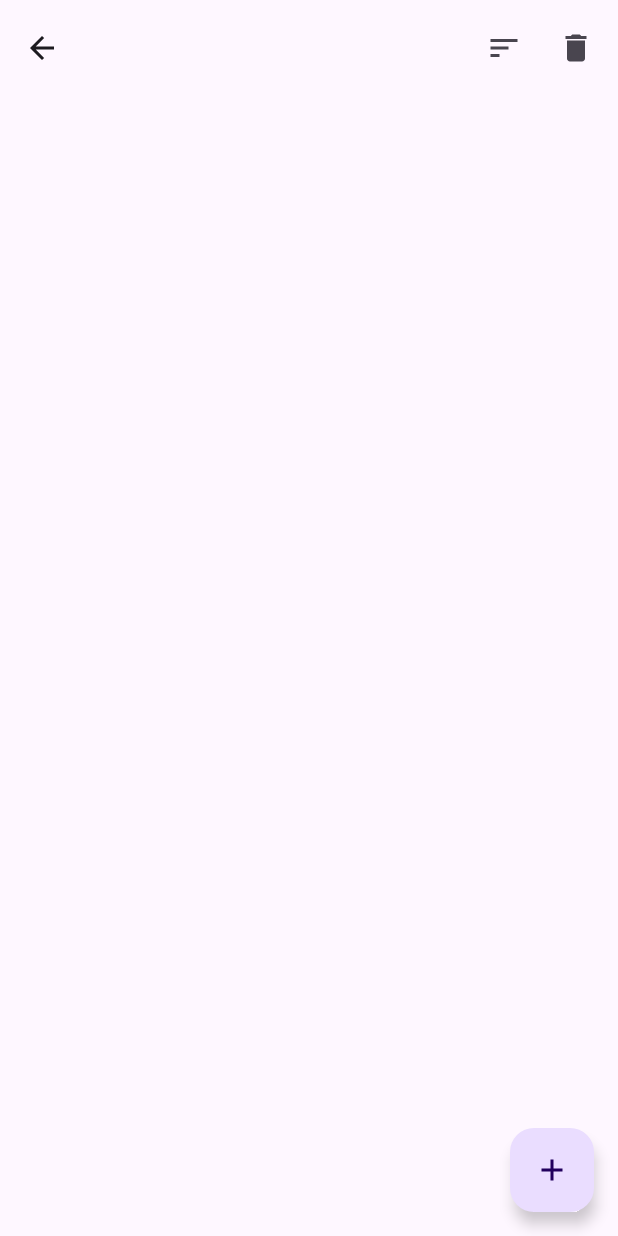
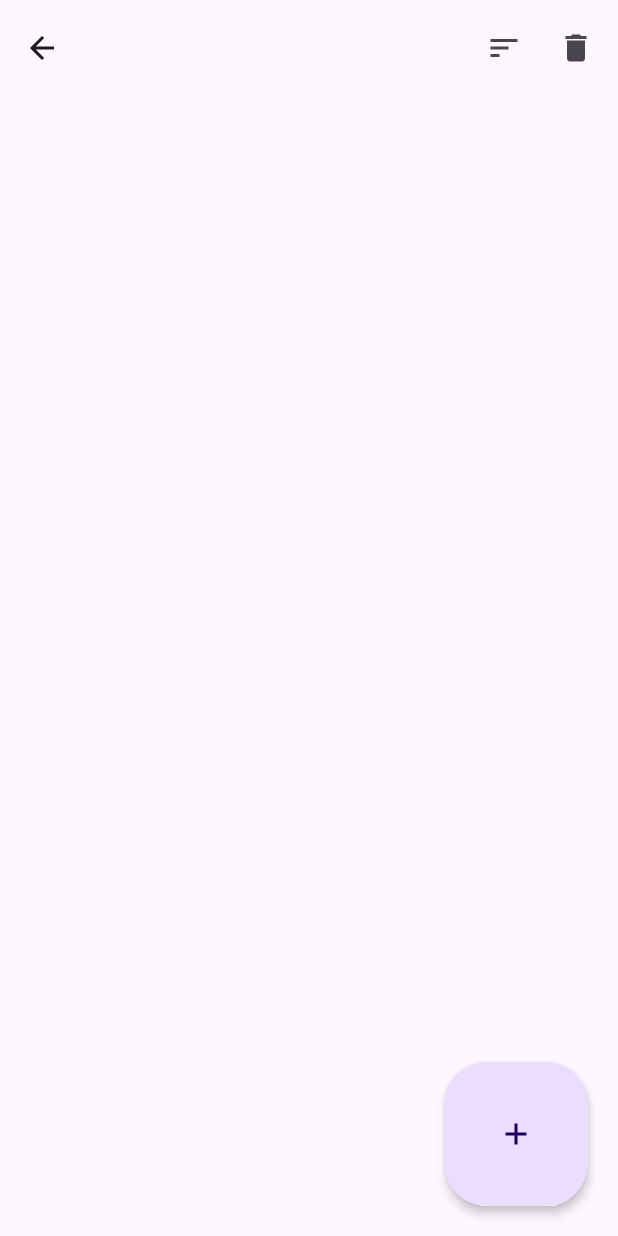
Before and after one commit to Anthonyy232/Paperize, an Android app built with Jetpack Compose: the composable AlbumViewScreen called with empty values, on a phone screen of 412 x 824 dp. Run offline under Robolectric (Android 15) with nearby library versions, the phone set to English and light mode, and no system bars; our stand-ins replace Dagger/Hilt's generated code, Room's generated code; libraries missing offline, so code that uses them is left out: androidx.hilt.lifecycle; 3 statements that could not run were skipped.

Commit message:
feat: Implement expandable animated FAB for album view
- Created AddAlbumAnimatedFab component with spring animations
- Supports adding both images and folders with expandable menu
- Uses Material 3 design with smooth transitions
- Integrated into AlbumViewScreen with image and folder pickers
- Added back handler to collapse FAB on back press
- Folder creation functionality now available in album view

```diff
--- /dev/null
+++ b/app/src/main/java/com/anthonyla/paperize/presentation/common/components/AddAlbumAnimatedFab.kt
@@ -0,0 +1,230 @@
+package com.anthonyla.paperize.presentation.common.components
+
+import androidx.activity.compose.BackHandler
+import androidx.compose.animation.AnimatedContent
+import androidx.compose.animation.AnimatedVisibility
+import androidx.compose.animation.EnterTransition
+import androidx.compose.animation.ExitTransition
+import androidx.compose.animation.core.LinearEasing
+import androidx.compose.animation.core.Spring
+import androidx.compose.animation.core.animateDp
+import androidx.compose.animation.core.snap
+import androidx.compose.animation.core.spring
+import androidx.compose.animation.core.tween
+import androidx.compose.animation.core.updateTransition
+import androidx.compose.animation.fadeIn
+import androidx.compose.animation.fadeOut
+import androidx.compose.animation.scaleOut
+import androidx.compose.foundation.clickable
+import androidx.compose.foundation.layout.Arrangement
+import androidx.compose.foundation.layout.Column
+import androidx.compose.foundation.layout.Row
+import androidx.compose.foundation.layout.Spacer
+import androidx.compose.foundation.layout.fillMaxWidth
+import androidx.compose.foundation.layout.height
+import androidx.compose.foundation.layout.padding
+import androidx.compose.foundation.layout.width
+import androidx.compose.foundation.shape.RoundedCornerShape
+import androidx.compose.material.icons.Icons
+import androidx.compose.material.icons.filled.Add
+import androidx.compose.material.icons.filled.Folder
+import androidx.compose.material.icons.filled.PhotoLibrary
+import androidx.compose.material.icons.filled.Remove
+import androidx.compose.material3.Card
+import androidx.compose.material3.CardDefaults
+import androidx.compose.material3.FloatingActionButtonDefaults
+import androidx.compose.material3.Icon
+import androidx.compose.material3.LargeFloatingActionButton
+import androidx.compose.material3.MaterialTheme
+import androidx.compose.material3.Text
+import androidx.compose.runtime.Composable
+import androidx.compose.runtime.getValue
+import androidx.compose.runtime.mutableStateOf
+import androidx.compose.runtime.remember
+import androidx.compose.runtime.setValue
+import androidx.compose.ui.Alignment
+import androidx.compose.ui.Modifier
+import androidx.compose.ui.graphics.vector.ImageVector
+import androidx.compose.ui.res.stringResource
+import androidx.compose.ui.text.style.TextOverflow
+import androidx.compose.ui.unit.dp
+import com.anthonyla.paperize.R
+
+/**
+ * Expandable animated FAB for adding images and folders to albums
+ */
+@Composable
+fun AddAlbumAnimatedFab(
+    isLoading: Boolean,
+    animate: Boolean,
+    onImageClick: () -> Unit,
+    onFolderClick: () -> Unit,
+    modifier: Modifier = Modifier
+) {
+    val expandedWidth = 165.dp
+    val collapsedFabSize = 96.dp
+    val expandedFabHeight = 60.dp
+    val menuItemHeight = 56.dp
+    val menuItemCount = 2
+
+    val menuColor = MaterialTheme.colorScheme.surfaceContainerHigh
+    val fabColor = MaterialTheme.colorScheme.primaryContainer
+
+    var isFabExpanded by remember { mutableStateOf(false) }
+    BackHandler(isFabExpanded) { isFabExpanded = false }
+
+    val transition = updateTransition(targetState = isFabExpanded, label = "fabTransition")
+
+    val fabWidth by transition.animateDp(
+        label = "fabWidth",
+        transitionSpec = {
+            if (animate) {
+                spring(
+                    dampingRatio = Spring.DampingRatioMediumBouncy,
+                    stiffness = Spring.StiffnessLow
+                )
+            } else {
+                snap()
+            }
+        }
+    ) { expanded ->
+        if (expanded) expandedWidth else collapsedFabSize
+    }
+
+    val fabHeight by transition.animateDp(
+        label = "fabHeight",
+        transitionSpec = {
+            if (animate) {
+                spring(
+                    dampingRatio = Spring.DampingRatioMediumBouncy,
+                    stiffness = Spring.StiffnessLow
+                )
+            } else {
+                snap()
+            }
+        }
+    ) { expanded ->
+        if (expanded) expandedFabHeight else collapsedFabSize
+    }
+
+    val menuHeight by transition.animateDp(
+        label = "menuHeight",
+        transitionSpec = {
+            if (animate) {
+                spring(
+                    dampingRatio = Spring.DampingRatioMediumBouncy,
+                    stiffness = Spring.StiffnessLow
+                )
+            } else {
+                snap()
+            }
+        }
+    ) { expanded ->
+        if (expanded) menuItemHeight * menuItemCount else 0.dp
+    }
+
+    Card(
+        modifier = modifier.padding(4.dp),
+        shape = RoundedCornerShape(28.dp),
+        elevation = CardDefaults.elevatedCardElevation(4.dp),
+        colors = CardDefaults.elevatedCardColors(
+            containerColor = menuColor
+        )
+    ) {
+        Column(
+            modifier = Modifier
+                .height(menuHeight)
+                .width(fabWidth),
+            horizontalAlignment = Alignment.CenterHorizontally,
+            verticalArrangement = Arrangement.SpaceEvenly
+        ) {
+            AnimatedVisibility(
+                visible = isFabExpanded,
+                label = stringResource(R.string.add_wallpapers),
+                enter = if (animate) fadeIn(tween(300, 150, LinearEasing)) else EnterTransition.None,
+                exit = if (animate) fadeOut(tween(200, 50, LinearEasing)) + scaleOut() else ExitTransition.None
+            ) {
+                MenuItemRow(
+                    icon = Icons.Filled.PhotoLibrary,
+                    text = stringResource(R.string.add_wallpapers),
+                    onClick = {
+                        onImageClick()
+                        isFabExpanded = false
+                    },
+                    modifier = Modifier
+                        .fillMaxWidth()
+                        .height(menuItemHeight)
+                )
+            }
+
+            AnimatedVisibility(
+                visible = isFabExpanded,
+                label = "Add Folder",
+                enter = if (animate) fadeIn(tween(300, 150, LinearEasing)) else EnterTransition.None,
+                exit = if (animate) fadeOut(tween(200, 50, LinearEasing)) + scaleOut() else ExitTransition.None
+            ) {
+                MenuItemRow(
+                    icon = Icons.Filled.Folder,
+                    text = "Add Folder",
+                    onClick = {
+                        onFolderClick()
+                        isFabExpanded = false
+                    },
+                    modifier = Modifier
+                        .fillMaxWidth()
+                        .height(menuItemHeight)
+                )
+            }
+        }
+
+        LargeFloatingActionButton(
+            onClick = { if (!isLoading) isFabExpanded = !isFabExpanded },
+            modifier = Modifier
+                .width(fabWidth)
+                .height(fabHeight),
+            shape = RoundedCornerShape(28.dp),
+            containerColor = fabColor,
+            elevation = FloatingActionButtonDefaults.elevation(4.dp)
+        ) {
+            AnimatedContent(
+                targetState = isFabExpanded,
+                label = "FabContent"
+            ) { expanded ->
+                Icon(
+                    imageVector = if (expanded) Icons.Filled.Remove else Icons.Filled.Add,
+                    contentDescription = if (expanded) "Collapse" else stringResource(R.string.add_wallpapers)
+                )
+            }
+        }
+    }
+}
+
+@Composable
+private fun MenuItemRow(
+    modifier: Modifier = Modifier,
+    icon: ImageVector,
+    text: String,
+    onClick: () -> Unit
+) {
+    Row(
+        modifier = modifier.clickable(onClick = onClick),
+        horizontalArrangement = Arrangement.Start,
+        verticalAlignment = Alignment.CenterVertically
+    ) {
+        Icon(
+            imageVector = icon,
+            contentDescription = text,
+            tint = MaterialTheme.colorScheme.primary,
+            modifier = Modifier.padding(start = 16.dp)
+        )
+        Spacer(modifier = Modifier.width(16.dp))
+        Text(
+            text = text,
+            style = MaterialTheme.typography.bodyLarge,
+            color = MaterialTheme.colorScheme.onSurface,
+            maxLines = 1,
+            overflow = TextOverflow.Ellipsis,
+            modifier = Modifier.weight(1f)
+        )
+    }
+}
--- a/app/src/main/java/com/anthonyla/paperize/presentation/screens/album_view/AlbumViewScreen.kt
+++ b/app/src/main/java/com/anthonyla/paperize/presentation/screens/album_view/AlbumViewScreen.kt
@@ -33,6 +33,7 @@ import androidx.compose.ui.res.stringResource
 import androidx.compose.ui.unit.dp
 import androidx.hilt.lifecycle.viewmodel.compose.hiltViewModel
 import com.anthonyla.paperize.R
+import com.anthonyla.paperize.presentation.common.components.AddAlbumAnimatedFab
 import com.anthonyla.paperize.presentation.screens.album_view.components.AlbumViewTopBar
 import com.anthonyla.paperize.presentation.screens.album_view.components.FolderItem
 import com.anthonyla.paperize.presentation.screens.album_view.components.WallpaperItem
@@ -103,14 +104,12 @@ fun AlbumViewScreen(
             )
         },
         floatingActionButton = {
-            FloatingActionButton(
-                onClick = { imagePickerLauncher.launch(arrayOf("image/*")) }
-            ) {
-                Icon(
-                    imageVector = Icons.Default.Add,
-                    contentDescription = stringResource(R.string.add_wallpapers)
-                )
-            }
+            AddAlbumAnimatedFab(
+                isLoading = false,
+                animate = true,
+                onImageClick = { imagePickerLauncher.launch(arrayOf("image/*")) },
+                onFolderClick = { folderPickerLauncher.launch(null) }
+            )
         }
     ) { paddingValues ->
         LazyVerticalGrid(
```
